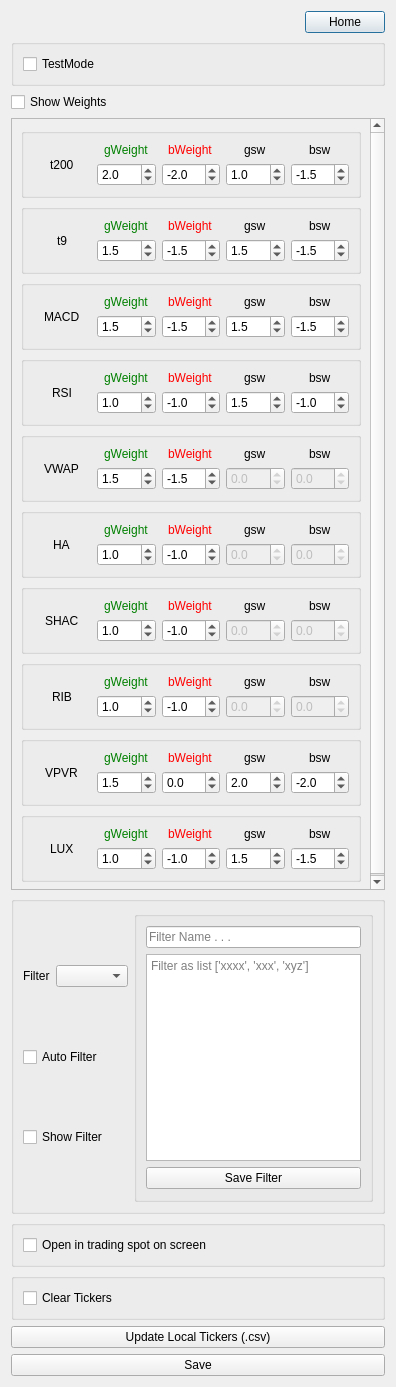
Old version of the form stock-watchlist/Settings.ui in the repository Kataki-Takanashi/Halal-Stock-Organizer.
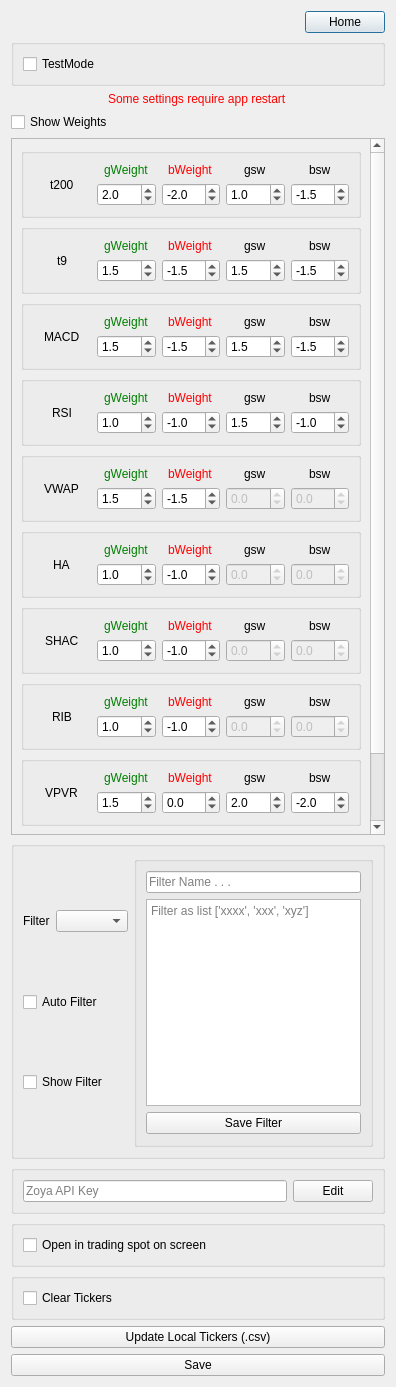
New version of the form.

Commit message: V2.4 Reworked Settings and squashed bugs

The edit to the form file:
```diff
--- a/stock-watchlist/Settings.ui
+++ b/stock-watchlist/Settings.ui
@@ -56,6 +56,16 @@
                     </layout>
                 </widget>
             </item>
+            <item alignment="Qt::AlignHCenter">
+                <widget class="QLabel" name="label_7">
+                    <property name="styleSheet">
+                        <string notr="true">color: Red</string>
+                    </property>
+                    <property name="text">
+                        <string>Some settings require app restart</string>
+                    </property>
+                </widget>
+            </item>
             <item>
                 <widget class="QCheckBox" name="checkBox_2">
                     <property name="text">
@@ -1856,6 +1866,29 @@
                     </layout>
                 </widget>
             </item>
+            <item>
+                <widget class="QGroupBox" name="groupBox_2">
+                    <property name="title">
+                        <string/>
+                    </property>
+                    <layout class="QHBoxLayout" name="horizontalLayout_7">
+                        <item>
+                            <widget class="QLineEdit" name="APIKey_edit">
+                                <property name="placeholderText">
+                                    <string>Zoya API Key</string>
+                                </property>
+                            </widget>
+                        </item>
+                        <item>
+                            <widget class="QPushButton" name="APIKey_edit_button">
+                                <property name="text">
+                                    <string>Edit</string>
+                                </property>
+                            </widget>
+                        </item>
+                    </layout>
+                </widget>
+            </item>
             <item>
                 <widget class="QGroupBox" name="groupBox_4">
                     <property name="title">
```
Left out of the diff: 77 changed lines with no effect on the pictures. The commit also changes 12 other files.
